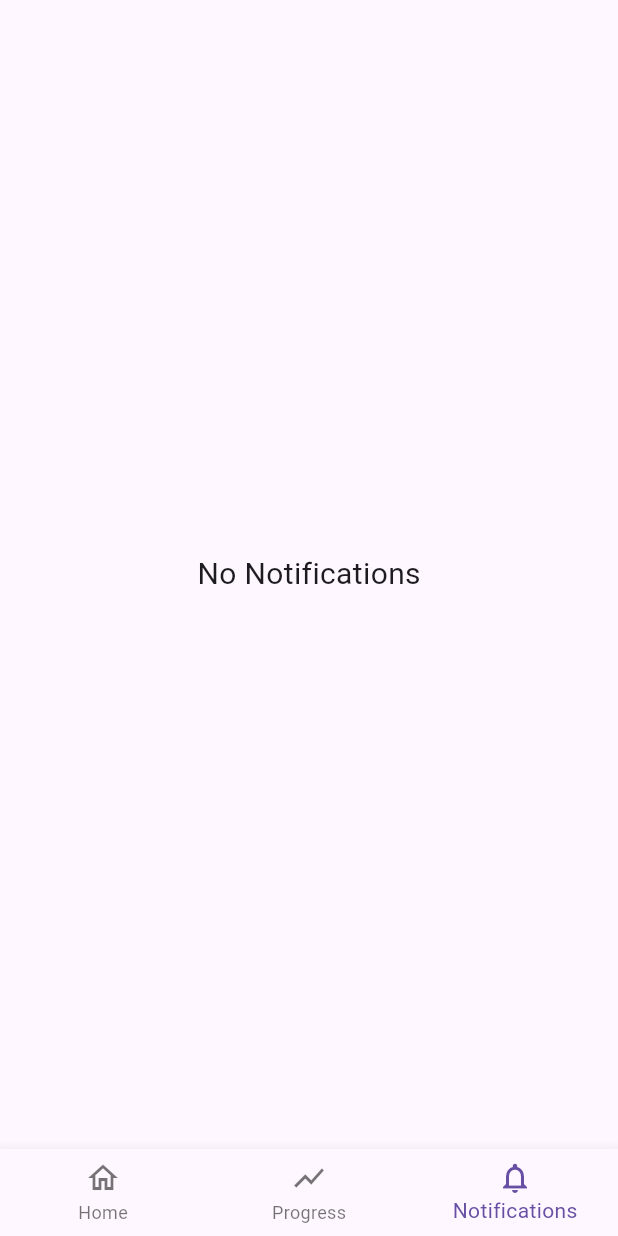
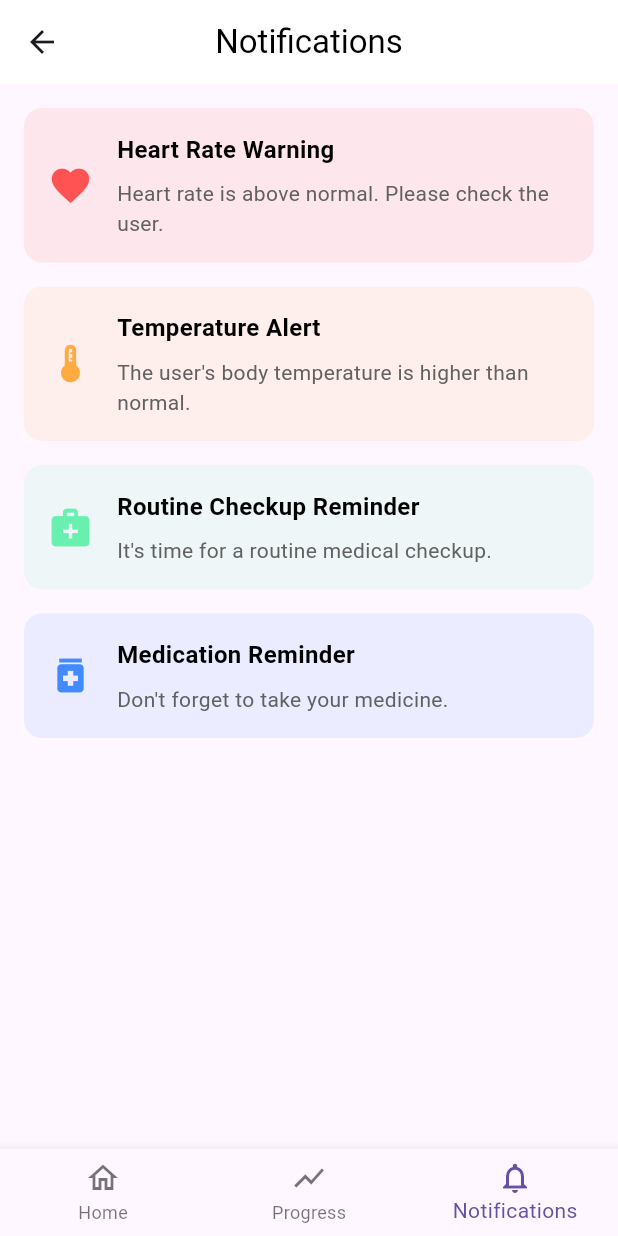
Before and after one commit to anisaayu05/healthMonitoring, a Flutter app: the NotificationsView screen opened by its route, on a phone screen of 412 x 824 dp. Run offline on Flutter 3.47's test engine with Material 3 defaults, Android fonts, the phone set to English and light mode, and no system bars; our stand-ins replace firebase_core, firebase_database, fl_chart, get; accounts and stored records are empty.

```diff
--- a/health_monitoring/lib/app/modules/notifications/views/notifications_view.dart
+++ b/health_monitoring/lib/app/modules/notifications/views/notifications_view.dart
@@ -6,13 +6,107 @@ class NotificationsView extends StatelessWidget {
   @override
   Widget build(BuildContext context) {
     return Scaffold(
-      body: Center(
-        child: Text(
-          "No Notifications",
-          style: TextStyle(fontSize: 20),
+      appBar: AppBar(
+        title: Text(
+          "Notifications",
+          style: TextStyle(color: Colors.black),
+        ),
+        backgroundColor: Colors.white,
+        elevation: 0,
+        centerTitle: true,
+      ),
+      body: Padding(
+        padding: const EdgeInsets.all(16.0),
+        child: ListView(
+          children: [
+            // Notifikasi pertama: Detak Jantung Tinggi
+            NotificationTile(
+              icon: Icons.favorite,
+              title: "Heart Rate Warning",
+              message: "Heart rate is above normal. Please check the user.",
+              color: Colors.redAccent,
+            ),
+            // Notifikasi kedua: Suhu Tubuh Tidak Normal
+            NotificationTile(
+              icon: Icons.thermostat,
+              title: "Temperature Alert",
+              message: "The user's body temperature is higher than normal.",
+              color: Colors.orangeAccent,
+            ),
+            // Notifikasi ketiga: Pemeriksaan Rutin
+            NotificationTile(
+              icon: Icons.medical_services, // Ganti dengan ikon yang sesuai
+              title: "Routine Checkup Reminder",
+              message: "It's time for a routine medical checkup.",
+              color: Colors.greenAccent,
+            ),
+            // Notifikasi keempat: Pengingat Obat
+            NotificationTile(
+              icon: Icons.medication, // Ganti dengan ikon yang sesuai
+              title: "Medication Reminder",
+              message: "Don't forget to take your medicine.",
+              color: Colors.blueAccent,
+            ),
+          ],
         ),
       ),
       bottomNavigationBar: MainNavigation(currentIndex: 2),
     );
   }
 }
+
+class NotificationTile extends StatelessWidget {
+  final IconData icon;
+  final String title;
+  final String message;
+  final Color color;
+
+  const NotificationTile({
+    Key? key,
+    required this.icon,
+    required this.title,
+    required this.message,
+    required this.color,
+  }) : super(key: key);
+
+  @override
+  Widget build(BuildContext context) {
+    return Container(
+      margin: const EdgeInsets.only(bottom: 16),
+      padding: const EdgeInsets.all(16),
+      decoration: BoxDecoration(
+        color: color.withOpacity(0.1),
+        borderRadius: BorderRadius.circular(12),
+      ),
+      child: Row(
+        children: [
+          Icon(icon, size: 30, color: color),
+          SizedBox(width: 16),
+          Expanded(
+            child: Column(
+              crossAxisAlignment: CrossAxisAlignment.start,
+              children: [
+                Text(
+                  title,
+                  style: TextStyle(
+                    fontSize: 16,
+                    fontWeight: FontWeight.bold,
+                    color: Colors.black,
+                  ),
+                ),
+                SizedBox(height: 8),
+                Text(
+                  message,
+                  style: TextStyle(
+                    fontSize: 14,
+                    color: Colors.grey[700],
+                  ),
+                ),
+              ],
+            ),
+          ),
+        ],
+      ),
+    );
+  }
+}
```
Also changed, not shown: health_monitoring/lib/app/modules/home/views/home_view.dart (+8 -0 lines), health_monitoring/firebase.json, 7 other files.
